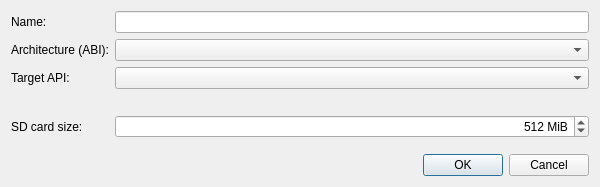
The window that src/plugins/android/addnewavddialog.ui (qt-creator/qt-creator) describes before a commit, drawn with Qt 5.
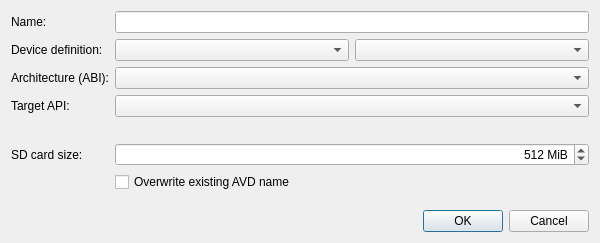
The same window after the commit. Custom widgets are drawn as their Qt base class.

Patch:
```diff
--- a/src/plugins/android/addnewavddialog.ui
+++ b/src/plugins/android/addnewavddialog.ui
@@ -7,7 +7,7 @@
     <x>0</x>
     <y>0</y>
     <width>600</width>
-    <height>187</height>
+    <height>243</height>
    </rect>
   </property>
   <property name="minimumSize">
@@ -30,45 +30,49 @@
     <layout class="QGridLayout" name="gridLayout">
      <item row="0" column="0">
       <widget class="QLabel" name="nameLabel">
+       <property name="sizePolicy">
+        <sizepolicy hsizetype="Fixed" vsizetype="Preferred">
+         <horstretch>0</horstretch>
+         <verstretch>0</verstretch>
+        </sizepolicy>
+       </property>
        <property name="text">
         <string>Name:</string>
        </property>
       </widget>
      </item>
-     <item row="0" column="1">
-      <widget class="QLineEdit" name="nameLineEdit"/>
-     </item>
-     <item row="1" column="0">
+     <item row="2" column="0">
       <widget class="QLabel" name="abiLabel">
        <property name="text">
         <string>Architecture (ABI):</string>
        </property>
       </widget>
      </item>
-     <item row="1" column="1">
-      <widget class="QComboBox" name="abiComboBox"/>
-     </item>
-     <item row="2" column="0">
-      <widget class="QLabel" name="targetApiLabel">
-       <property name="text">
-        <string>Target API:</string>
-       </property>
-      </widget>
-     </item>
-     <item row="2" column="1">
-      <widget class="QComboBox" name="targetApiComboBox"/>
-     </item>
-     <item row="3" column="1">
-      <widget class="Utils::InfoLabel" name="warningText"/>
-     </item>
-     <item row="4" column="0">
+     <item row="5" column="0">
       <widget class="QLabel" name="sdcardSizeLabel">
        <property name="text">
         <string>SD card size:</string>
        </property>
       </widget>
      </item>
-     <item row="4" column="1">
+     <item row="3" column="0">
+      <widget class="QLabel" name="targetApiLabel">
+       <property name="text">
+        <string>Target API:</string>
+       </property>
+      </widget>
+     </item>
+     <item row="1" column="0">
+      <widget class="QLabel" name="deviceDefinitionLabel">
+       <property name="text">
+        <string>Device definition:</string>
+       </property>
+      </widget>
+     </item>
+     <item row="2" column="1" colspan="2">
+      <widget class="QComboBox" name="abiComboBox"/>
+     </item>
+     <item row="5" column="1" colspan="2">
       <widget class="QSpinBox" name="sdcardSizeSpinBox">
        <property name="alignment">
         <set>Qt::AlignRight|Qt::AlignTrailing|Qt::AlignVCenter</set>
@@ -87,6 +91,35 @@
        </property>
       </widget>
      </item>
+     <item row="0" column="1" colspan="2">
+      <widget class="QLineEdit" name="nameLineEdit"/>
+     </item>
+     <item row="3" column="1" colspan="2">
+      <widget class="QComboBox" name="targetApiComboBox"/>
+     </item>
+     <item row="1" column="2">
+      <widget class="QComboBox" name="deviceDefinitionComboBox"/>
+     </item>
+     <item row="4" column="1" colspan="2">
+      <widget class="Utils::InfoLabel" name="warningText"/>
+     </item>
+     <item row="1" column="1">
+      <widget class="QComboBox" name="deviceDefinitionTypeComboBox">
+       <property name="sizePolicy">
+        <sizepolicy hsizetype="Minimum" vsizetype="Fixed">
+         <horstretch>0</horstretch>
+         <verstretch>0</verstretch>
+        </sizepolicy>
+       </property>
+      </widget>
+     </item>
+     <item row="6" column="1">
+      <widget class="QCheckBox" name="overwriteCheckBox">
+       <property name="text">
+        <string>Overwrite existing AVD name</string>
+       </property>
+      </widget>
+     </item>
     </layout>
    </item>
    <item>
```
